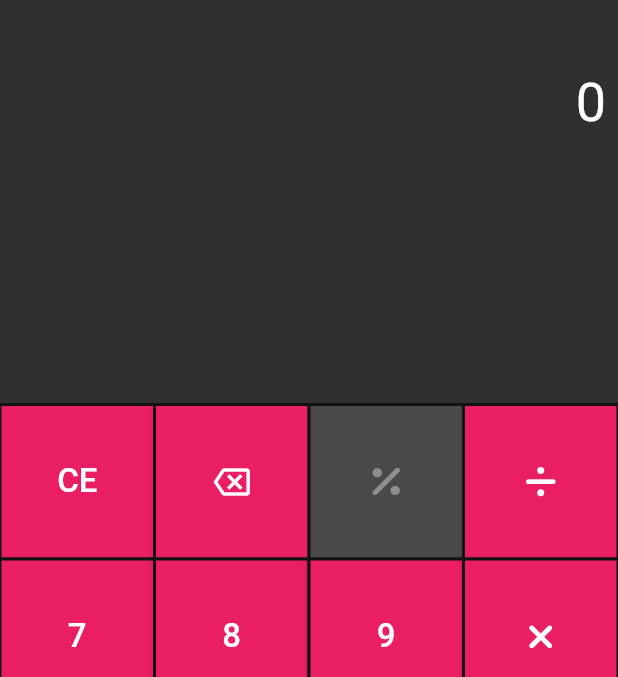
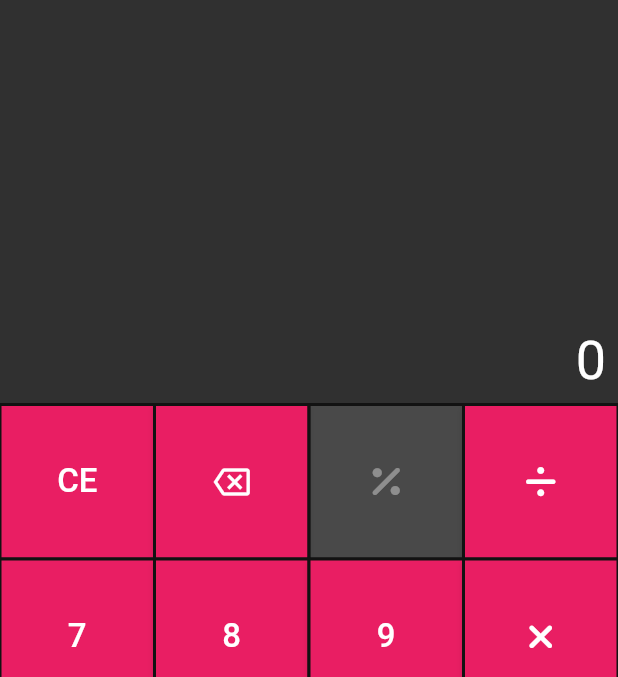
Before and after one commit to saulprl/flutter_calculator, a Flutter app: the screen it shows after launch, on a phone screen of 412 x 824 dp, the part 59-736 px from its top. Run offline on Flutter 3.47's test engine with Material 2 defaults, Android fonts, the phone set to English and light mode, and no system bars; our stand-ins replace font_awesome_flutter; missing offline and left inert: flutter_math_fork.

Commit message:
Changed mainAxisAlignment to end

```diff
--- a/lib/screens/standard_calculator.dart
+++ b/lib/screens/standard_calculator.dart
@@ -19,7 +19,7 @@ class StandardCalculator extends StatelessWidget {
       drawer: const CalcDrawer(),
       body: SafeArea(
         child: Column(
-          mainAxisAlignment: MainAxisAlignment.spaceBetween,
+          mainAxisAlignment: MainAxisAlignment.end,
           children: const [
             Display(),
             Keyboard(),
```
